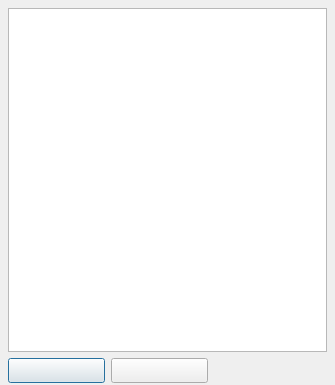
Eldricos/D-Fend-Reborn, file src/forms/SelectAutoSetupFormUnit.ui: the form before one commit.
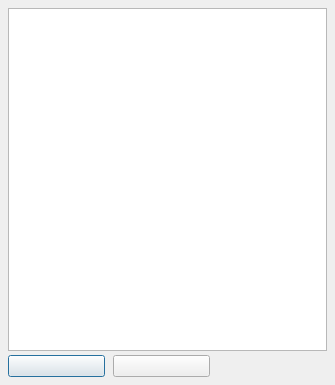
The form after the commit.

Commit message: Remaining dialogs: Qt layouts instead of fixed pixel positions

The edit to the form file:
```diff
--- a/src/forms/SelectAutoSetupFormUnit.ui
+++ b/src/forms/SelectAutoSetupFormUnit.ui
@@ -8,28 +8,45 @@
     <property name="vclBorderIcons" stdset="0"><string notr="true">biSystemMenu,biMaximize</string></property>
     <property name="vclDesignWidth" stdset="0"><number>335</number></property>
     <property name="vclDesignHeight" stdset="0"><number>385</number></property>
+    <layout class="QGridLayout" name="SelectAutoSetupForm_Layout" columnstretch="0,0,1" rowstretch="1,0">
+      <property name="leftMargin"><number>8</number></property>
+      <property name="topMargin"><number>8</number></property>
+      <property name="rightMargin"><number>8</number></property>
+      <property name="bottomMargin"><number>8</number></property>
+      <property name="horizontalSpacing"><number>8</number></property>
+      <property name="verticalSpacing"><number>4</number></property>
+      <item row="0" column="0" colspan="3">
+        <widget class="QListWidget" name="ListBox">
+          <property name="minimumSize"><size><width>0</width><height>0</height></size></property>
+        </widget>
+      </item>
+      <item row="1" column="0" alignment="Qt::AlignLeft">
     <widget class="QPushButton" name="OKButton">
-      <property name="geometry"><rect><x>8</x><y>358</y><width>97</width><height>25</height></rect></property>
-      <property name="vclAnchors" stdset="0"><string notr="true">akLeft,akBottom</string></property>
-      <property name="text"><string></string></property>
+          <property name="text"><string /></property>
       <property name="autoDefault"><bool>false</bool></property>
       <property name="vclKind" stdset="0"><string notr="true">bkOK</string></property>
       <property name="default"><bool>true</bool></property>
       <property name="vclModalResult" stdset="0"><string notr="true">mrOk</string></property>
-    </widget>
+          <property name="minimumSize"><size><width>97</width><height>0</height></size></property>
+        </widget>
+      </item>
+      <item row="1" column="1" alignment="Qt::AlignLeft">
     <widget class="QPushButton" name="CancelButton">
-      <property name="geometry"><rect><x>111</x><y>358</y><width>97</width><height>25</height></rect></property>
-      <property name="vclAnchors" stdset="0"><string notr="true">akLeft,akBottom</string></property>
-      <property name="text"><string></string></property>
+          <property name="text"><string /></property>
       <property name="autoDefault"><bool>false</bool></property>
       <property name="vclKind" stdset="0"><string notr="true">bkCancel</string></property>
       <property name="vclCancel" stdset="0"><bool>true</bool></property>
       <property name="vclModalResult" stdset="0"><string notr="true">mrCancel</string></property>
-    </widget>
-    <widget class="QListWidget" name="ListBox">
-      <property name="geometry"><rect><x>8</x><y>8</y><width>319</width><height>344</height></rect></property>
-      <property name="vclAnchors" stdset="0"><string notr="true">akLeft,akTop,akRight,akBottom</string></property>
-    </widget>
+          <property name="minimumSize"><size><width>97</width><height>0</height></size></property>
+        </widget>
+      </item>
+      <item row="0" column="2">
+        <spacer name="SelectAutoSetupForm_Layout_HFill">
+          <property name="orientation"><enum>Qt::Horizontal</enum></property>
+          <property name="sizeHint" stdset="0"><size><width>0</width><height>0</height></size></property>
+        </spacer>
+      </item>
+    </layout>
   </widget>
   <tabstops>
     <tabstop>OKButton</tabstop>
```
Left out of the diff: 6 changed lines with no effect on the pictures. Lines whose indentation alone changed are shown as unchanged. The commit also changes 102 other files.
